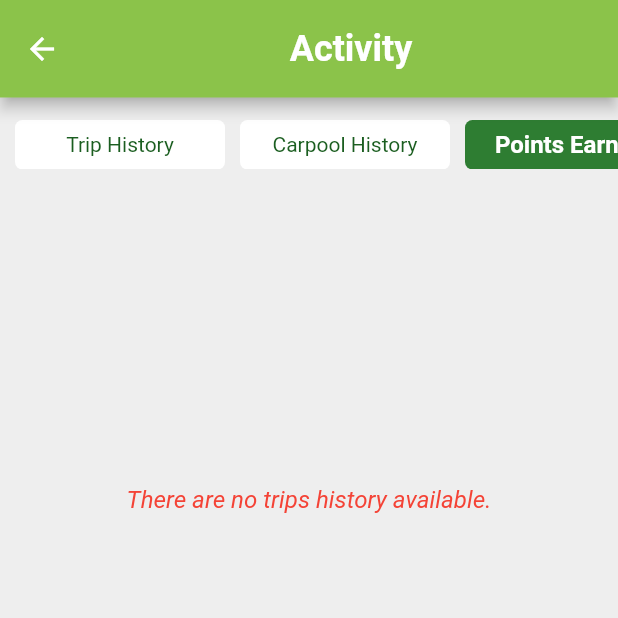
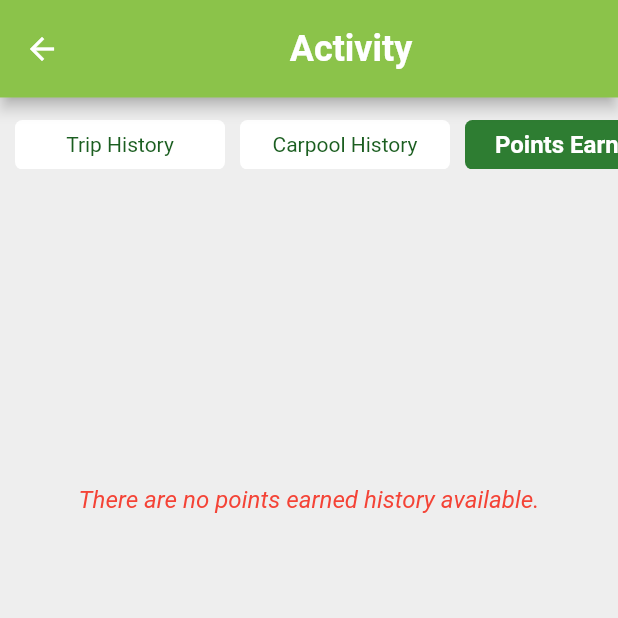
Before and after one commit to Endairion/6002CEM_Group13, a Flutter app: the ActivityPage screen opened directly, after a tap on "Points Earned", on a phone screen of 412 x 824 dp, the top half of it. Run offline on Flutter 3.47's test engine with Material 2 defaults, Android fonts, the phone set to English and light mode, and no system bars; our stand-ins replace cloud_firestore, dio, dotted_border, firebase_auth, firebase_core, flutter_native_splash and 6 more; missing offline and left inert: flutter_polyline_points; accounts and stored records are empty; statements that could not run were skipped.

Commit message:
Retrieve points earn history from database and display using MVVM

```diff
--- a/lib/services/firebase_service.dart
+++ b/lib/services/firebase_service.dart
@@ -122,8 +122,10 @@ class FirebaseService {
 
   Future<List<Trip>> getTripList() async {
     // Get docs from trips collection reference
-    QuerySnapshot querySnapshot =
-        await FirebaseFirestore.instance.collection('Trips').where('userId', isEqualTo: userId).get();
+    QuerySnapshot querySnapshot = await FirebaseFirestore.instance
+        .collection('Trips')
+        .where('userId', isEqualTo: userId)
+        .get();
 
     // Get data from docs and convert map to List
     final tripsList = querySnapshot.docs.map<Trip>((doc) {
@@ -230,20 +232,18 @@ class FirebaseService {
   Future<void> completeTrip(String tripId) async {
     // print(tripId);
     var collection = FirebaseFirestore.instance.collection('Trips');
-    collection
-        .doc(tripId)
-        .update({'status' : 'Completed'}) // <-- Updated data
+    collection.doc(tripId).update({'status': 'Completed'}) // <-- Updated data
         .then((_) {
       print('Update trip status success');
-        })
-        .catchError((error) {
+    }).catchError((error) {
       print('Failed: $error');
     });
   }
 
   Future<void> createPointsEarn(EarnPoint earnPoint) async {
     // Reference to PointsEarned collection
-    CollectionReference pointsEarned = FirebaseFirestore.instance.collection('PointsEarned');
+    CollectionReference pointsEarned =
+        FirebaseFirestore.instance.collection('PointsEarned');
 
     earnPoint.userId = userId;
 
@@ -257,6 +257,26 @@ class FirebaseService {
           'role': earnPoint.role,
         })
         .then((value) => print("Points earned history created"))
-        .catchError((error) => print("Failed to create points earned history: $error"));
+        .catchError(
+            (error) => print("Failed to create points earned history: $error"));
+  }
+
+  Future<List<EarnPoint>> getPointsEarnedList() async {
+    // Get docs from trips collection reference
+    QuerySnapshot querySnapshot = await FirebaseFirestore.instance
+        .collection('PointsEarned')
+        .where('userId', isEqualTo: userId)
+        .get();
+
+    // Get data from docs and convert map to List
+    final pointsEarnedList = querySnapshot.docs.map<EarnPoint>((doc) {
+      return EarnPoint(
+          tripId: doc['tripId'],
+          userId: doc['userId'],
+          points: doc['points'],
+          role: doc['role']);
+    }).toList();
+
+    return pointsEarnedList;
   }
 }
--- a/lib/viewmodels/activity_page_viewmodel.dart
+++ b/lib/viewmodels/activity_page_viewmodel.dart
@@ -1,4 +1,6 @@
 import 'package:cloud_firestore/cloud_firestore.dart';
+import 'package:mobile_app_development_cw2/models/earn_point_model.dart';
+import 'package:mobile_app_development_cw2/views/points_earn_card.dart';
 import 'package:mobile_app_development_cw2/views/trip_history_card_view.dart';
 import 'package:mobile_app_development_cw2/locator.dart';
 import 'package:mobile_app_development_cw2/models/trip_model.dart';
@@ -15,19 +17,21 @@ import 'dart:math';
 
 class ActivityPageViewModel extends BaseViewModel {
 
-  double _singleListViewHeight = 150;
+  double _singleListViewHeight = 200;
   double _listViewHeight = 400;
   int maxListCount = 0;
 
   List<Trip> _tripsList = [];
   List<Trip> _carpoolList = [];
-  List<Trip> _pointsEarnList = [];
+  List<EarnPoint> _pointsEarnList = [];
+  List<Trip> _pointsEarnTripList = [];
 
   // Services
   final FirebaseService _firebaseService = locator<FirebaseService>();
 
   void onModelReady() {
     getTripHistoryList();
+    getPointsHistoryList();
   }
 
   void setListHeight() async {
@@ -38,9 +42,22 @@ class ActivityPageViewModel extends BaseViewModel {
     }
     notifyListeners();
   }
+
   Future<void> getTripHistoryList() async {
     _tripsList = await _firebaseService.getTripList();
     setListHeight();
+    notifyListeners();
+  }
+
+  Future<void> getPointsHistoryList() async {
+    _pointsEarnList = await _firebaseService.getPointsEarnedList();
+    setListHeight();
+
+    for(var i=0;i<_pointsEarnList.length;i++){
+      Trip trip = await _firebaseService.getTrip(_pointsEarnList[i].tripId);
+      _pointsEarnTripList.add(trip);
+    }
+
     notifyListeners();
   }
 
@@ -99,28 +116,28 @@ class ActivityPageViewModel extends BaseViewModel {
               ),
       );
     } else {
-      return SizedBox(
-        height: 400,
-        child: _tripsList.length > 0
-            ? ListView.builder(
+      if (_pointsEarnList.isNotEmpty) {
+        return ListView.builder(
           shrinkWrap: true,
           physics: NeverScrollableScrollPhysics(),
-                itemCount: _tripsList.length,
+          itemCount: _pointsEarnList.length,
           itemBuilder: (BuildContext context, int index) {
-                  return TripHistoryCard(context, _tripsList, index);
+            getPointsHistoryList();
+            return PointsEarnCard(context, _pointsEarnList, _pointsEarnTripList, index);
           },
-              )
-            : const Center(
+        );
+      } else {
+        return const Center(
           child: Text(
-                  'There are no trips history available.',
+            'There are no points earned history available.',
             style: TextStyle(
               fontStyle: FontStyle.italic,
               color: Colors.red,
               fontSize: 16,
             ),
           ),
-              ),
         );
+      }
     }
   }
 
```
Also changed, not shown: lib/views/activity_page_view.dart (+1 -38 lines), lib/views/points_earn_card.dart (renamed from lib/PointsEarnCard.dart, +21 -9 lines). Lines whose indentation alone changed are shown as unchanged.
